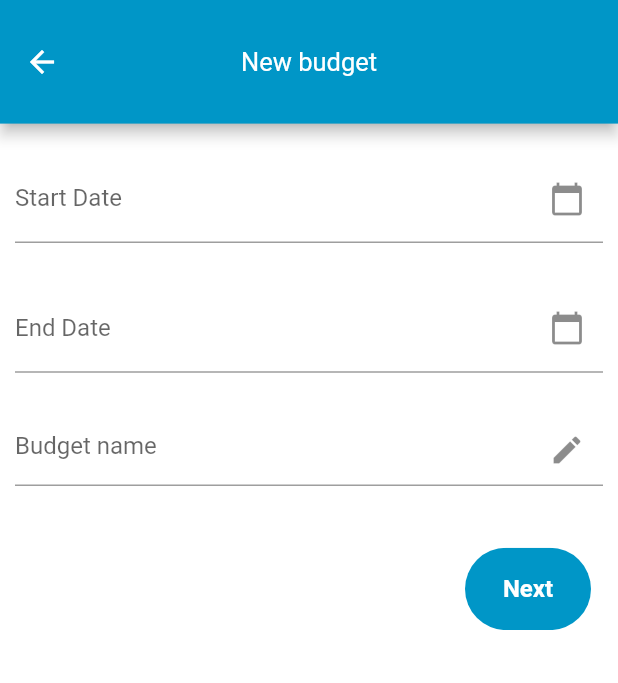
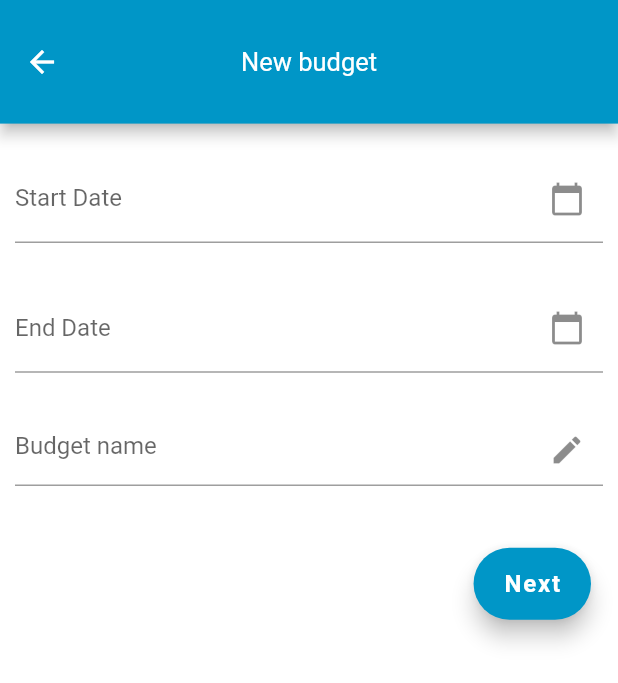
Before and after one commit to fredrickrogath/smart-money, a Flutter app: the Budget screen opened directly, on a phone screen of 412 x 824 dp. Shown: the top 683 px of the screen. Run offline on Flutter 3.47's test engine with Material 2 defaults, Android fonts, the phone set to English and light mode, and no system bars; our stand-ins replace animated_splash_screen, animated_text_kit, draggable_home, dropdown_search, intl_phone_field, page_transition and 2 more; accounts and stored records are empty.

```diff
--- a/lib/pages2/budget.dart
+++ b/lib/pages2/budget.dart
@@ -1,8 +1,14 @@
+import 'dart:convert';
+
 import 'package:animations/animations.dart';
 import 'package:flutter/cupertino.dart';
 import 'package:flutter/material.dart';
+import 'package:page_transition/page_transition.dart';
+import 'package:shared_preferences/shared_preferences.dart';
+import 'package:smartmoney/domain/domain.dart';
 import 'package:smartmoney/pages2/category.dart';
 import 'package:intl/intl.dart';
+import 'package:http/http.dart' as http;
 
 class Budget extends StatefulWidget {
   const Budget({Key? key}) : super(key: key);
@@ -14,14 +20,55 @@ class Budget extends StatefulWidget {
 class _BudgetState extends State<Budget> {
   TextEditingController dateStart = TextEditingController();
   TextEditingController dateEnd = TextEditingController();
+  TextEditingController name = TextEditingController();
 
   double frameHeight = 0;
   double frameWidth = 0;
+  String accessToken = '';
+  bool proceed = false;
+
+  void createBudget(token) async {
+    var url = Uri.http(
+      domain,
+      '/api/createBudget',
+      {
+        'name': name.text,
+        'start_date': dateStart.text,
+        'end_date': dateEnd.text
+      },
+    );
+
+    Map<String, String> requestHeaders = {
+      'Content-type': 'application/json',
+      'Accept': 'application/json',
+      'Authorization': 'Bearer $token'
+    };
+
+    // Await the http get response, then decode the json-formatted response.
+    var response = await http.post(url, headers: requestHeaders);
+    if (response.statusCode == 200) {
+      proceed = true;
+    } else {
+      print('Request failed with status: ${response.statusCode}.');
+    }
+  }
+
+  getToken() async {
+    SharedPreferences prefs = await SharedPreferences.getInstance();
+    // prefs.setBool('isLogin', true);
+    return prefs.getString('access_token');
+  }
+
+//   getStringValuesSF() async {
+//   SharedPreferences prefs = await SharedPreferences.getInstance();
+//   //Return String
+//   String stringValue = prefs.getString('access_token');
+//   return stringValue;
+// }
 
   @override
   void initState() {
-    dateStart.text = ""; //set the initial value of text field
-    dateEnd.text = ""; //set the initial value of text field
+    // TODO: implement initState
     super.initState();
   }
 
@@ -30,20 +77,17 @@ class _BudgetState extends State<Budget> {
     frameHeight = MediaQuery.of(context).size.height;
 
     return SafeArea(
-      child: Scaffold(backgroundColor: Colors.white,
+      child: Scaffold(
+          backgroundColor: Colors.white,
           appBar: AppBar(
             centerTitle: true,
             toolbarHeight: frameHeight / 10,
             backgroundColor: const Color(0xFF0096C7),
             title: Column(
               children: const [
-                Text('New budget', style: TextStyle(fontSize: 17.0, fontWeight: FontWeight.w400)),
-                // Padding(
-                //   padding: EdgeInsets.symmetric(vertical: 10.0),
-                //   child: Text('Create your new budget',
-                //       style: TextStyle(
-                //           fontSize: 17.0, fontWeight: FontWeight.w400)),
-                // )
+                Text('New budget',
+                    style:
+                        TextStyle(fontSize: 17.0, fontWeight: FontWeight.w400)),
               ],
             ),
           ),
@@ -56,38 +100,6 @@ class _BudgetState extends State<Budget> {
               child: Column(
                 children: [
                   SizedBox(height: MediaQuery.of(context).size.height / 40),
-
-                  // const Padding(
-                  //   padding: EdgeInsets.symmetric(vertical: 10.0),
-                  //   child: Text('Start date',
-                  //       style: TextStyle(
-                  //           fontSize: 16.0,
-                  //           fontWeight: FontWeight.w600,
-                  //           color: Color(0xFF8B5E34))),
-                  // ),
-
-                  // SizedBox(
-                  //   height: 200,
-                  //   child: CupertinoTheme(
-                  //     data: const CupertinoThemeData(
-                  //       textTheme: CupertinoTextThemeData(
-                  //         dateTimePickerTextStyle:
-                  //             TextStyle(color: Colors.white),
-                  //       ),
-                  //     ),
-                  //     child: CupertinoDatePicker(
-                  //       backgroundColor: const Color(0xFF8B5E34),
-                  //       mode: CupertinoDatePickerMode.dateAndTime,
-                  //       initialDateTime: DateTime(1969, 1, 1, 11, 33),
-                  //       onDateTimeChanged: (DateTime newDateTime) {
-                  //         //Do Some thing
-                  //       },
-                  //       use24hFormat: false,
-                  //       minuteInterval: 1,
-                  //     ),
-                  //   ),
-                  // ),
-
                   Center(
                       child: TextField(
                     style: const TextStyle(fontSize: 16.0),
@@ -126,40 +138,7 @@ class _BudgetState extends State<Budget> {
                       }
                     },
                   )),
-
                   SizedBox(height: MediaQuery.of(context).size.height / 30),
-
-                  // const Padding(
-                  //   padding: EdgeInsets.only(bottom: 8.0, top: 10.0),
-                  //   child: Text('End date',
-                  //       style: TextStyle(
-                  //           fontSize: 16.0,
-                  //           fontWeight: FontWeight.w600,
-                  //           color: Color(0xFF8B5E34))),
-                  // ),
-
-                  // SizedBox(
-                  //   height: 200,
-                  //   child: CupertinoTheme(
-                  //     data: const CupertinoThemeData(
-                  //       textTheme: CupertinoTextThemeData(
-                  //         dateTimePickerTextStyle:
-                  //             TextStyle(color: Colors.white),
-                  //       ),
-                  //     ),
-                  //     child: CupertinoDatePicker(
-                  //       backgroundColor: const Color(0xFF8B5E34),
-                  //       mode: CupertinoDatePickerMode.dateAndTime,
-                  //       initialDateTime: DateTime(1969, 1, 1, 11, 33),
-                  //       onDateTimeChanged: (DateTime newDateTime) {
-                  //         //Do Some thing
-                  //       },
-                  //       use24hFormat: false,
-                  //       minuteInterval: 1,
-                  //     ),
-                  //   ),
-                  // ),
-
                   Center(
                       child: TextField(
                     style: const TextStyle(fontSize: 16.0),
@@ -197,18 +176,17 @@ class _BudgetState extends State<Budget> {
                       }
                     },
                   )),
-
                   SizedBox(height: MediaQuery.of(context).size.height / 30),
-
-                  const SizedBox(
+                  SizedBox(
                     // width: MediaQuery.of(context).size.width / 1.3,
                     // height: MediaQuery.of(context).size.height / 17,
                     child: TextField(
+                      controller: name,
                       // obscureText: true,
                       // obscuringCharacter: '*',
                       // keyboardType: TextInputType.number,
-                      style: TextStyle(fontSize: 16.0),
-                      decoration: InputDecoration(
+                      style: const TextStyle(fontSize: 16.0),
+                      decoration: const InputDecoration(
                         suffixIcon: Icon(Icons.edit),
                         focusedBorder: UnderlineInputBorder(
                           borderSide:
@@ -222,83 +200,43 @@ class _BudgetState extends State<Budget> {
                       ),
                     ),
                   ),
-                  //                 TextButton(
-                  //   style: TextButton.styleFrom(
-                  //     primary: Colors.blue,
-                  //   ),
-                  //   onPressed: () { },
-                  //   child: Text('TextButton'),
-                  // ),
-                  // RaisedButton(
-                  //   color: Colors.red, // background
-                  //   textColor: Colors.white, // foreground
-                  //   onPressed: () { },
-                  //   child: Text('RaisedButton with custom foreground/background'),
-                  // )
                   SizedBox(height: MediaQuery.of(context).size.height / 20),
-                  // SizedBox(
-                  //   width: MediaQuery.of(context).size.height / 2.0,
-                  //   height: MediaQuery.of(context).size.height / 18.0,
-                  //   child: ElevatedButton(
-                  //     style: ElevatedButton.styleFrom(
-                  //       primary: const Color(0xFF6F4518), // background
-                  //       onPrimary: Colors.white, // foreground
-                  //     ),
-                  //     onPressed: () {},
-                  //     child: const Text(
-                  //       'Next',
-                  //       style: TextStyle(fontSize: 18.0),
-                  //     ),
-                  //   ),
-                  // ),
+                  Row(
+                    mainAxisAlignment: MainAxisAlignment.end,
+                    children: [
+                      Padding(
+                        padding: const EdgeInsets.only(right: 8.0),
+                        child: FloatingActionButton.extended(
+                          onPressed: () {
+                            getToken().then((value) {
+                              createBudget(value);
+                            });
 
-                  OpenContainer(
-                    closedColor: Colors.white,
-                    openColor: Colors.white,
-                    closedElevation: 0.0,
-                    openElevation: 0.0,
-                    closedShape: const RoundedRectangleBorder(
-                      borderRadius: BorderRadius.all(Radius.circular(10.0)),
-                    ),
-                    transitionType: ContainerTransitionType.fade,
-                    transitionDuration: const Duration(milliseconds: 1000),
-                    openBuilder: (context, action) {
-                      return const Category();
+                            if (proceed) {
+                              Navigator.push(
+                                  context,
+                                  PageTransition(
+                                      duration:
+                                          const Duration(milliseconds: 700),
+                                      reverseDuration:
+                                          const Duration(milliseconds: 700),
+                                      type: PageTransitionType
+                                          .rightToLeftWithFade,
+                                      child: const Category()));
+                            }
                           },
-                    closedBuilder: (context, action) {
-                      return Row(
-                        mainAxisAlignment: MainAxisAlignment.end,
-                        children: [SizedBox(
-                        height: MediaQuery.of(context).size.height / 15,
-                        width: 100.0,
-                        child: Padding(
-                          padding: const EdgeInsets.symmetric(horizontal: 8.0),
-                          child: Container(
-
-                            decoration: const BoxDecoration(
-                              color: Color(0xFF0096C7),
-        borderRadius: BorderRadius.only(
-            topRight: Radius.circular(40.0),
-            bottomRight: Radius.circular(40.0),
-            topLeft: Radius.circular(40.0),
-            bottomLeft: Radius.circular(40.0)),
-      ),
-                            child: const Center(
-                              child: Text(
+                          label: const Text(
                             'Next',
                             style: TextStyle(
                               fontSize: 16.0,
                               fontWeight: FontWeight.bold,
-                                  // ignore: unrelated_type_equality_checks
                               color: Colors.white,
                             ),
                           ),
                         ),
-                          ),
-                        ),
-                      )],);
-                    },
-                  ),
+                      )
+                    ],
+                  )
                 ],
               ),
             ),
```
Also changed, not shown: lib/pages2/pin.dart (+6 -39 lines). Lines whose indentation alone changed are shown as unchanged.
